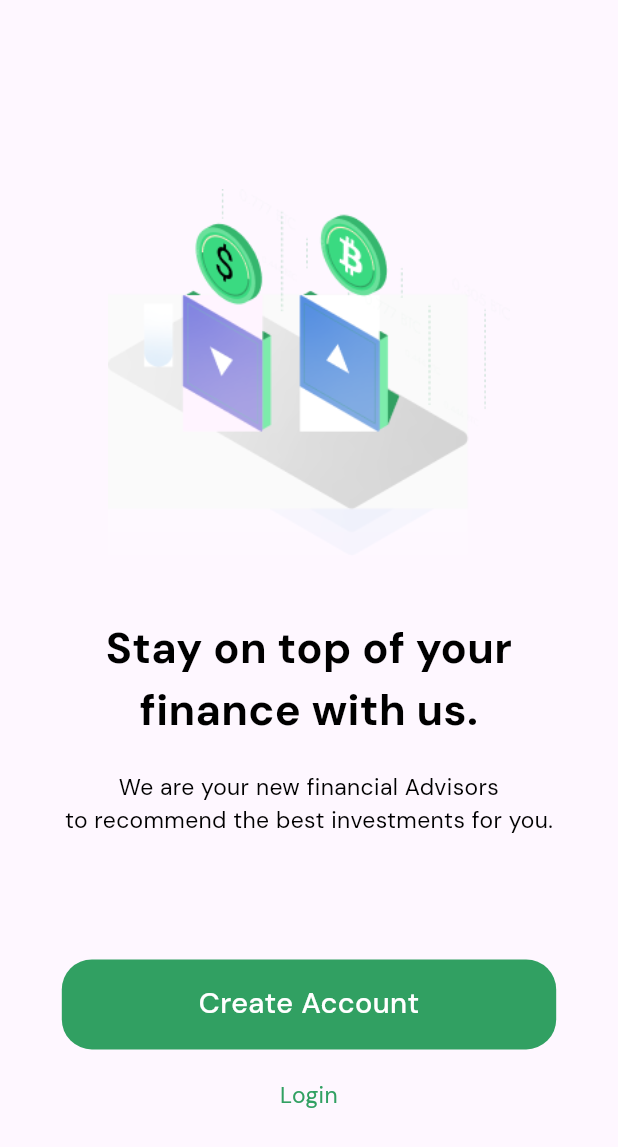
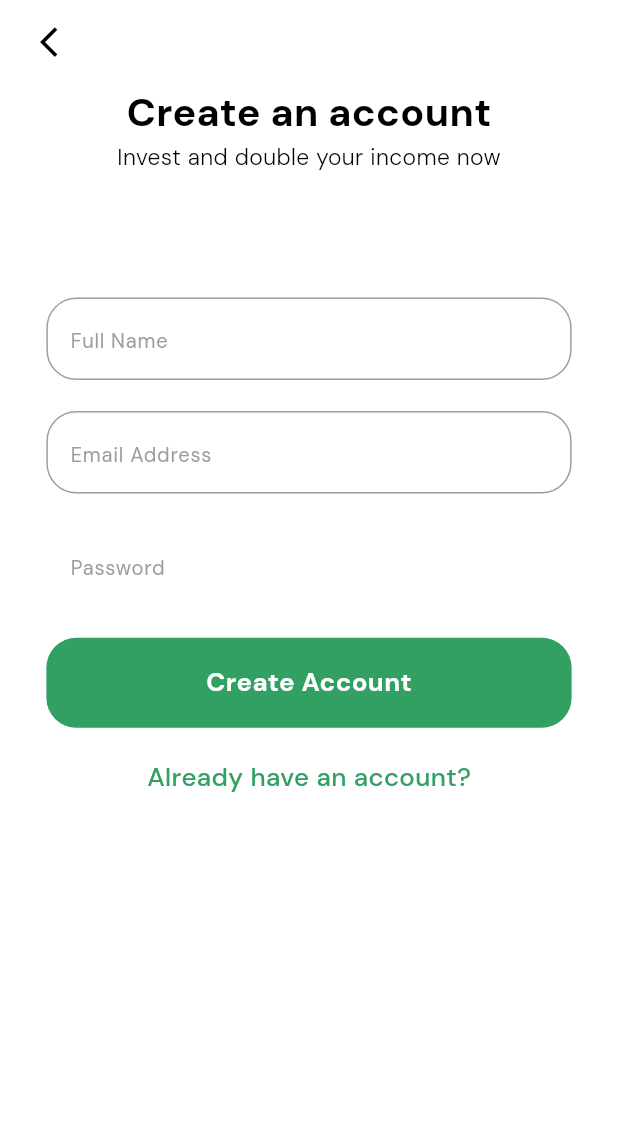
Before and after one commit to rate-code/invest_app, a Flutter app: the screen it shows after launch, after a tap on "Create Account", on a phone screen of 412 x 824 dp. Shown: the top 1147 px of the screen. Run offline on Flutter 3.47's test engine with Material 2 defaults, Android fonts, the phone set to English and light mode, and no system bars; our stand-ins replace google_fonts, responsive_sizer.

Commit message:
sign_up page added..

```diff
--- a/lib/main.dart
+++ b/lib/main.dart
@@ -9,7 +9,6 @@
 class MyApp extends StatelessWidget {
   const MyApp({super.key});
 
-  // This widget is the root of your application.
   @override
   Widget build(BuildContext context) {
     return ResponsiveSizer(
--- a/lib/pages/auth_landing.dart
+++ b/lib/pages/auth_landing.dart
@@ -1,5 +1,6 @@
 import 'package:flutter/material.dart';
 import 'package:google_fonts/google_fonts.dart';
+import 'package:invest_app/pages/sign_up.dart';
 import 'package:responsive_sizer/responsive_sizer.dart';
 
 class AuthLandingScreen extends StatefulWidget {
@@ -59,7 +60,13 @@
                     Column(
                       children: [
                         InkWell(
-                          onTap: () {},
+                          onTap: () {
+                            // Let's navigate this to new sign up page..
+                            Navigator.push(
+                                context,
+                                MaterialPageRoute(
+                                    builder: (context) => const SignUp()));
+                          },
                           child: Container(
                             height: 60,
                             width: 100.w,
--- /dev/null
+++ b/lib/pages/sign_up.dart
@@ -0,0 +1,140 @@
+import 'package:flutter/material.dart';
+import 'package:google_fonts/google_fonts.dart';
+import 'package:responsive_sizer/responsive_sizer.dart';
+
+class SignUp extends StatefulWidget {
+  const SignUp({super.key});
+
+  @override
+  State<SignUp> createState() => _SignUpState();
+}
+
+class _SignUpState extends State<SignUp> {
+  @override
+  Widget build(BuildContext context) {
+    return Scaffold(
+      backgroundColor: Colors.white,
+      body: SafeArea(
+        child: SizedBox(
+          height: 100.h,
+          width: 100.w,
+          child: SingleChildScrollView(
+            child: Column(
+              children: [
+                Container(
+                  padding: EdgeInsets.symmetric(horizontal: 5.w),
+                  height: AppBar().preferredSize.height,
+                  width: 100.w,
+                  alignment: Alignment.centerLeft,
+                  child: InkWell(
+                    onTap: (){
+                      Navigator.pop(context);
+                    },
+                    child: Icon(
+                      Icons.arrow_back_ios_new_sharp,
+                      color: Colors.black,
+                      size: 20.sp,
+                    ),
+                  ),
+                ),
+                Text(
+                  "Create an account",
+                  style: GoogleFonts.dmSans(
+                    color: Colors.black,
+                    fontWeight: FontWeight.bold,
+                    fontSize: 21.sp,
+                  ),
+                ),
+                Text(
+                  "Invest and double your income now",
+                  style: GoogleFonts.dmSans(
+                    color: Colors.black,
+                    fontWeight: FontWeight.w300,
+                    fontSize: 16.sp,
+                  ),
+                ),
+                SizedBox(height: 10.h),
+                SizedBox(
+                  width: 85.w,
+                  height: 55,
+                  child: _textField("Full Name", true),
+                ),
+                SizedBox(height: 2.5.h),
+                SizedBox(
+                  width: 85.w,
+                  height: 55,
+                  child: _textField("Email Address", true),
+                ),
+                SizedBox(height: 2.5.h),
+                SizedBox(
+                  width: 85.w,
+                  height: 55,
+                  child: _textField("Password", false),
+                ),
+                SizedBox(height: 2.5.h),
+                Container(
+                  height: 60,
+                  width: 85.w,
+                  decoration: BoxDecoration(
+                    color: const Color(0xFF31A062),
+                    borderRadius: BorderRadius.circular(20),
+                  ),
+                  child: Center(
+                    child: Text(
+                      "Create Account",
+                      style: GoogleFonts.dmSans(
+                        color: Colors.white,
+                        fontSize: 17.sp,
+                        fontWeight: FontWeight.bold
+                      ),
+                    ),
+                  ),
+                ),
+                SizedBox(height: 2.5.h),
+                Text(
+                  "Already have an account?",
+                  style: GoogleFonts.dmSans(
+                      color: const Color(0xFF31A062),
+                      fontSize: 17.sp,
+                      fontWeight: FontWeight.w500
+                  ),
+                ),
+              ],
+            ),
+          ),
+        ),
+      ),
+    );
+  }
+
+  Widget _textField(String placeholder, bool border) {
+    return TextFormField(
+      cursorColor: Colors.grey,
+      cursorHeight: 15,
+      obscureText: !border,
+      decoration: InputDecoration(
+          hintText: placeholder,
+          hintStyle: GoogleFonts.dmSans(
+            color: Colors.grey.shade500,
+            fontSize: 15.sp,
+          ),
+          enabledBorder: OutlineInputBorder(
+            borderRadius: BorderRadius.circular(20),
+            borderSide:
+                BorderSide(color: border ? Colors.grey : Colors.transparent),
+          ),
+          focusedBorder: OutlineInputBorder(
+            borderRadius: BorderRadius.circular(20),
+            borderSide:
+                BorderSide(color: border ? Colors.grey : Colors.transparent),
+          )),
+    );
+  }
+}
+
+
+/*
+    THANK YOU.
+    LIKE, SHARE AND SUBSCRIBE.
+    Please find the code[github repo] in description below..
+ */
--- a/lib/splash_screen.dart
+++ b/lib/splash_screen.dart
@@ -14,7 +14,6 @@
 class _SplashScreenState extends State<SplashScreen> {
   @override
   void initState() {
-    // TODO: implement initState
     super.initState();
     nextScreen();
   }
```
Also changed, not shown: pubspec.lock (added), 3 other files.
